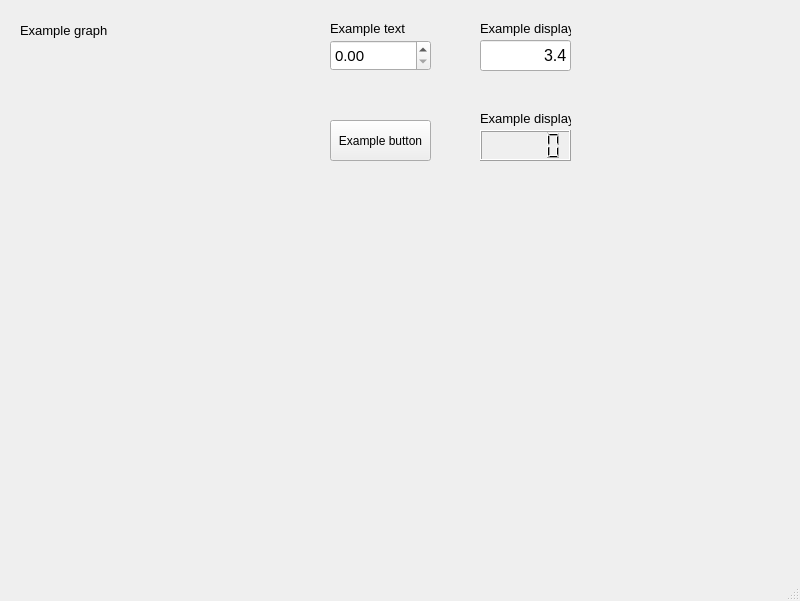
Qt form GUI/program.ui (eric5512/VDAS) before a commit.
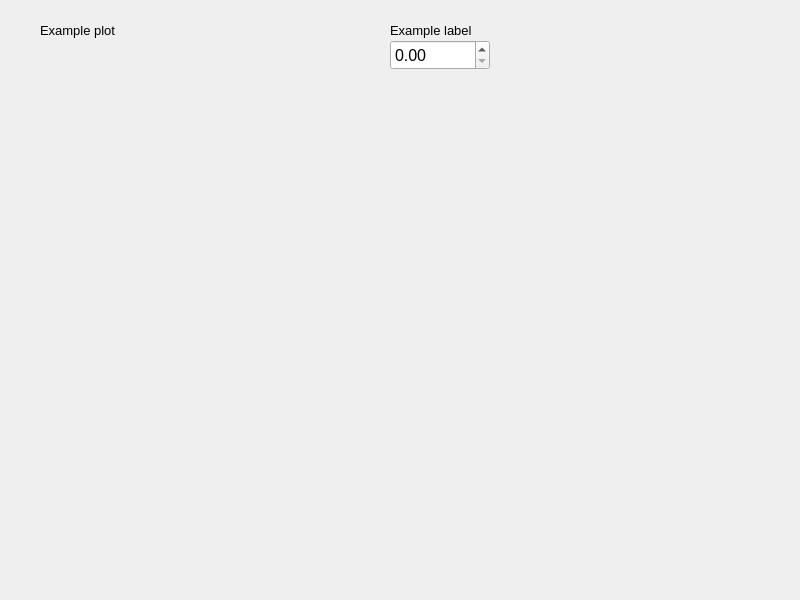
The same form after that commit. Custom widgets are drawn as their Qt base class.

The edit to the form file:
```diff
--- a/GUI/program.ui
+++ b/GUI/program.ui
@@ -7,178 +7,69 @@
     <x>0</x>
     <y>0</y>
     <width>800</width>
-    <height>601</height>
+    <height>600</height>
    </rect>
   </property>
   <property name="windowTitle">
    <string>Program</string>
   </property>
-  <widget class="QWidget" name="centralwidget">
-   <widget class="PlotWidget" name="graphWidget" native="true">
+  <widget class="QWidget" name="centralwidget"><widget class="QDoubleSpinBox" name="ni">
     <property name="geometry">
      <rect>
-      <x>20</x>
+  <x>390</x>
       <y>40</y>
-      <width>280</width>
-      <height>210</height>
-     </rect>
-    </property>
-   </widget>
-   <widget class="QLabel" name="label">
-    <property name="geometry">
-     <rect>
-      <x>20</x>
-      <y>20</y>
-      <width>171</width>
-      <height>21</height>
-     </rect>
-    </property>
-    <property name="font">
-     <font>
-      <pointsize>10</pointsize>
-     </font>
-    </property>
-    <property name="text">
-     <string>Example graph</string>
-    </property>
-   </widget>
-   <widget class="QDoubleSpinBox" name="doubleSpinBox">
-    <property name="geometry">
-     <rect>
-      <x>330</x>
-      <y>40</y>
-      <width>101</width>
-      <height>31</height>
-     </rect>
-    </property>
-    <property name="font">
-     <font>
-      <pointsize>11</pointsize>
-     </font>
-    </property>
-   </widget>
-   <widget class="QLabel" name="label_2">
-    <property name="geometry">
-     <rect>
-      <x>330</x>
-      <y>20</y>
-      <width>101</width>
-      <height>16</height>
-     </rect>
-    </property>
-    <property name="font">
-     <font>
-      <pointsize>10</pointsize>
-     </font>
-    </property>
-    <property name="text">
-     <string>Example text</string>
-    </property>
-   </widget>
-   <widget class="QLineEdit" name="lineEdit">
-    <property name="geometry">
-     <rect>
-      <x>480</x>
-      <y>40</y>
-      <width>91</width>
-      <height>31</height>
-     </rect>
-    </property>
-    <property name="font">
+  <width>100</width>
+  <height>30</height>
+ </rect>
+</property><property name="font">
      <font>
       <pointsize>12</pointsize>
      </font>
-    </property>
-    <property name="layoutDirection">
-     <enum>Qt::LeftToRight</enum>
-    </property>
-    <property name="text">
-     <string>3.4</string>
-    </property>
-    <property name="alignment">
-     <set>Qt::AlignRight|Qt::AlignTrailing|Qt::AlignVCenter</set>
-    </property>
-    <property name="readOnly">
-     <bool>true</bool>
-    </property>
-   </widget>
-   <widget class="QLabel" name="label_3">
+</property><property name="binding" stdset="0">
+<string>test</string>
+</property>
+</widget><widget class="PlotWidget" name="p">
+<property name="geometry">
+ <rect>
+  <x>40</x>
+  <y>40</y>
+  <width>330</width>
+  <height>280</height>
+ </rect>
+</property><property name="binding" stdset="0">
+<string>test</string>
+</property>
+</widget><widget class="QLabel" name="label_2">
     <property name="geometry">
      <rect>
-      <x>480</x>
+  <x>390</x>
       <y>20</y>
-      <width>91</width>
-      <height>16</height>
-     </rect>
-    </property>
-    <property name="font">
+  <width>170</width>
+  <height>20</height>
+ </rect>
+</property><property name="font">
      <font>
       <pointsize>10</pointsize>
      </font>
-    </property>
-    <property name="text">
-     <string>Example display</string>
-    </property>
-   </widget>
-   <widget class="QPushButton" name="pushButton">
+</property><property name="text">
+<string>Example label</string>
+</property>
+</widget><widget class="QLabel" name="label_1">
     <property name="geometry">
      <rect>
-      <x>330</x>
-      <y>120</y>
-      <width>101</width>
-      <height>41</height>
-     </rect>
-    </property>
-    <property name="text">
-     <string>Example button</string>
-    </property>
-    <property name="checkable">
-     <bool>true</bool>
-    </property>
-    <property name="checked">
-     <bool>false</bool>
-    </property>
-   </widget>
-   <widget class="QLCDNumber" name="lcdNumber">
-    <property name="geometry">
-     <rect>
-      <x>480</x>
-      <y>130</y>
-      <width>91</width>
-      <height>31</height>
-     </rect>
-    </property>
-   </widget>
-   <widget class="QLabel" name="label_4">
-    <property name="geometry">
-     <rect>
-      <x>480</x>
-      <y>110</y>
-      <width>91</width>
-      <height>16</height>
-     </rect>
-    </property>
-    <property name="font">
+  <x>40</x>
+  <y>20</y>
+  <width>170</width>
+  <height>20</height>
+ </rect>
+</property><property name="font">
      <font>
       <pointsize>10</pointsize>
      </font>
-    </property>
-    <property name="text">
-     <string>Example display</string>
-    </property>
-   </widget>
-  </widget>
-  <widget class="QMenuBar" name="menubar">
-   <property name="geometry">
-    <rect>
-     <x>0</x>
-     <y>0</y>
-     <width>800</width>
-     <height>26</height>
-    </rect>
-   </property>
-  </widget>
-  <widget class="QStatusBar" name="statusbar"/>
+</property><property name="text">
+<string>Example plot</string>
+</property>
+</widget></widget>
  </widget>
  <customwidgets>
   <customwidget>
```
Lines whose indentation alone changed are shown as unchanged.
